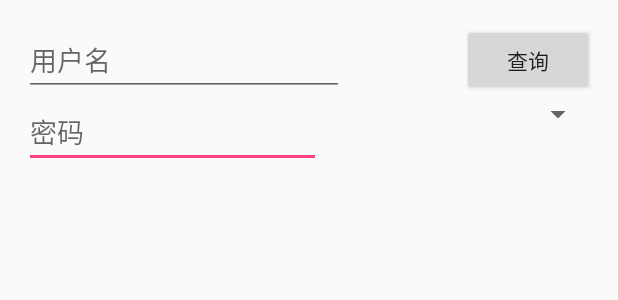
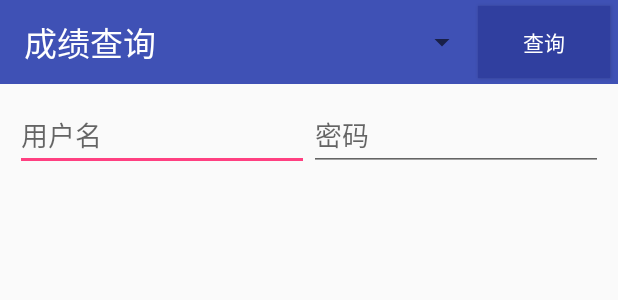
Before and after one commit to rty813/Checkresult, an Android app: the layout activity_main.xml on its own in the app's theme, with its tools: preview values and no code run, on a phone screen of 412 x 824 dp. Shown: the top 300 px of the screen. Run offline under Robolectric (Android 15) with nearby library versions, the phone set to English and light mode, and no system bars.

```diff
--- a/app/build.gradle
+++ b/app/build.gradle
@@ -2,7 +2,7 @@ apply plugin: 'com.android.application'
 
 android {
     compileSdkVersion 25
-    buildToolsVersion "25.0.1"
+    buildToolsVersion "25.0.2"
     defaultConfig {
         applicationId "com.example.zhang.checkresult"
         minSdkVersion 15
--- a/app/src/main/res/layout/activity_main.xml
+++ b/app/src/main/res/layout/activity_main.xml
@@ -1,72 +1,69 @@
 <?xml version="1.0" encoding="utf-8"?>
-<RelativeLayout xmlns:android="http://schemas.android.com/apk/res/android"
-    xmlns:tools="http://schemas.android.com/tools"
-    android:id="@+id/activity_main"
-    android:layout_width="match_parent"
-    android:layout_height="match_parent"
-    android:paddingBottom="@dimen/activity_vertical_margin"
-    android:paddingLeft="@dimen/activity_horizontal_margin"
-    android:paddingRight="@dimen/activity_horizontal_margin"
-    android:paddingTop="@dimen/activity_vertical_margin"
-    tools:context="com.example.zhang.checkresult.MainActivity">
+<LinearLayout xmlns:android="http://schemas.android.com/apk/res/android"
+    android:orientation="vertical" android:layout_width="match_parent"
+    android:layout_height="match_parent">
+
+    <android.support.v7.widget.Toolbar
+        android:layout_width="match_parent"
+        android:layout_height="wrap_content"
+        android:background="@color/colorPrimary">
+        <TextView
+            android:layout_width="wrap_content"
+            android:layout_height="wrap_content"
+            android:text="@string/app_name"
+            android:textColor="@android:color/white"
+            style="@style/Base.TextAppearance.AppCompat.Large"/>
+        <Button
+            android:layout_width="wrap_content"
+            android:layout_height="wrap_content"
+            android:layout_gravity="end"
+            android:id="@+id/button"
+            android:background="@color/colorPrimaryDark"
+            android:layout_marginRight="5dp"
+            android:text="查询"
+            android:textColor="@android:color/white"/>
+        <ProgressBar
+            android:layout_width="wrap_content"
+            android:layout_height="wrap_content"
+            android:id="@+id/progressBar"
+            android:visibility="gone"
+            android:layout_marginRight="20dp"
+            android:layout_gravity="end"/>
+        <Spinner
+            android:layout_width="wrap_content"
+            android:layout_height="wrap_content"
+            android:id="@+id/spinner"
+            android:layout_gravity="end">
+
+        </Spinner>
+
+    </android.support.v7.widget.Toolbar>
+
+    <LinearLayout
+        android:layout_width="match_parent"
+        android:layout_height="wrap_content"
+        android:layout_margin="10dp"
+        android:orientation="horizontal">
+        <EditText
+            android:layout_width="0dp"
+            android:layout_height="wrap_content"
+            android:layout_weight="1"
+            android:inputType="textPersonName"
+            android:id="@+id/editun"
+            android:hint="用户名" />
+        <EditText
+            android:layout_width="0dp"
+            android:layout_height="wrap_content"
+            android:layout_weight="1"
+            android:inputType="textPassword"
+            android:id="@+id/editpw"
+            android:hint="密码" />
+    </LinearLayout>
 
     <ListView
         android:layout_width="match_parent"
         android:layout_height="match_parent"
-        android:id="@+id/listView"
-        android:layout_alignParentLeft="true"
-        android:layout_alignParentStart="true"
-        android:layout_below="@+id/editpw" />
+        android:id="@+id/listView"/>
 
-    <Button
-        android:text="查询"
-        android:layout_width="wrap_content"
-        android:layout_height="wrap_content"
-        android:id="@+id/button"
-        android:layout_alignParentTop="true"
-        android:layout_alignParentRight="true"
-        android:layout_alignParentEnd="true" />
 
-    <Spinner
-        android:layout_width="match_parent"
-        android:layout_height="wrap_content"
-        android:id="@+id/spinner"
-        android:layout_below="@+id/button"
-        android:layout_alignParentRight="true"
-        android:layout_alignParentEnd="true"
-        android:layout_toEndOf="@+id/editun" />
-
-    <ProgressBar
-        style="?android:attr/progressBarStyle"
-        android:visibility="gone"
-        android:layout_width="wrap_content"
-        android:layout_height="wrap_content"
-        android:id="@+id/progressBar"
-        android:layout_alignParentTop="true"
-        android:layout_toLeftOf="@+id/button"
-        android:layout_toStartOf="@+id/button" />
-
-    <EditText
-        android:layout_width="wrap_content"
-        android:layout_height="wrap_content"
-        android:inputType="textPassword"
-        android:ems="10"
-        android:id="@+id/editpw"
-        android:hint="密码"
-        android:layout_marginRight="94dp"
-        android:layout_marginEnd="94dp"
-        android:layout_below="@+id/editun"
-        android:layout_toLeftOf="@+id/button"
-        android:layout_toStartOf="@+id/button" />
-
-    <EditText
-        android:layout_width="wrap_content"
-        android:layout_height="wrap_content"
-        android:inputType="textPersonName"
-        android:ems="10"
-        android:id="@+id/editun"
-        android:hint="用户名"
-        android:layout_alignParentTop="true"
-        android:layout_alignParentLeft="true"
-        android:layout_alignParentStart="true" />
-</RelativeLayout>
+</LinearLayout>
--- a/app/src/main/res/values/styles.xml
+++ b/app/src/main/res/values/styles.xml
@@ -1,7 +1,7 @@
 <resources>
 
     <!-- Base application theme. -->
-    <style name="AppTheme" parent="Theme.AppCompat.Light.DarkActionBar">
+    <style name="AppTheme" parent="Theme.AppCompat.Light.NoActionBar">
         <!-- Customize your theme here. -->
         <item name="colorPrimary">@color/colorPrimary</item>
         <item name="colorPrimaryDark">@color/colorPrimaryDark</item>
--- a/build.gradle
+++ b/build.gradle
@@ -5,7 +5,7 @@ buildscript {
         jcenter()
     }
     dependencies {
-        classpath 'com.android.tools.build:gradle:2.2.3'
+        classpath 'com.android.tools.build:gradle:2.3.2'
 
         // NOTE: Do not place your application dependencies here; they belong
         // in the individual module build.gradle files
```
Also changed, not shown: app/src/main/java/com/example/zhang/checkresult/MainActivity.java (+16 -38 lines), app/src/main/res/layout/myspinner_layout.xml (added, +8 -0 lines), gradle/wrapper/gradle-wrapper.properties, 1 other file.
